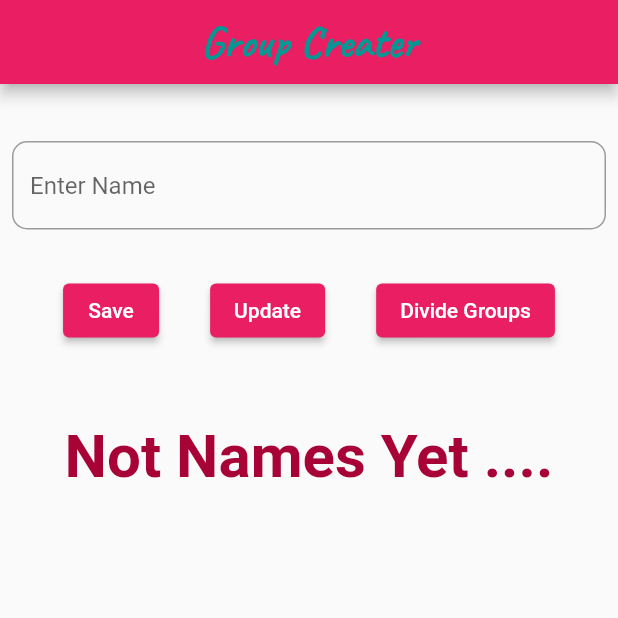
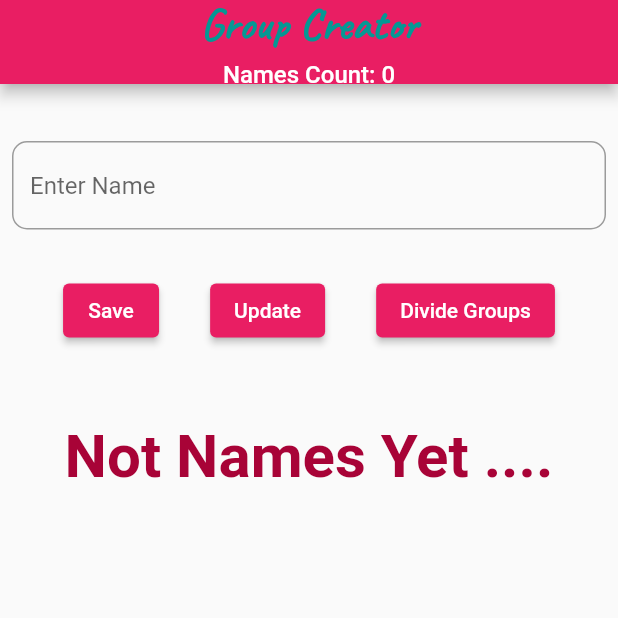
Before and after one commit to thamali-arunika/name_random_genarate, a Flutter app: the screen it shows after launch, on a phone screen of 412 x 824 dp, the top half of it. Run offline on Flutter 3.47's test engine with Material 2 defaults, Android fonts, the phone set to English and light mode, and no system bars.

Commit message:
create names count store text

```diff
--- a/lib/divided_names.dart
+++ b/lib/divided_names.dart
@@ -32,17 +32,14 @@ class DividedNameScreen extends StatelessWidget {
   }
 
   // Function to divide names into groups
-  List<List<SaveName>> _divideNamesIntoGroups(List<SaveName> names, int groupSize) {
-    List<List<SaveName>> dividedGroups = [];
+List<List<SaveName>> _divideNamesIntoGroups(List<SaveName> names, int numberOfGroups) {
+  List<List<SaveName>> dividedGroups = List.generate(numberOfGroups, (index) => <SaveName>[]);
 
-    for (int i = 0; i < names.length; i += groupSize) {
-      int end = (i + groupSize < names.length) ? i + groupSize : names.length;
-      dividedGroups.add(names.sublist(i, end));
-    }
-    while (dividedGroups.length<5) {
-      dividedGroups.add([]);
-    }
+  for (int i = 0; i < names.length; i++) {
+    dividedGroups[i % numberOfGroups].add(names[i]);
+  }
 
-    return dividedGroups;
-  }
+  return dividedGroups;
 }
+
+}
--- a/lib/home_page.dart
+++ b/lib/home_page.dart
@@ -17,17 +17,29 @@ class _MyHomePageState extends State<MyHomePage> {
   @override
   Widget build(BuildContext context) {
     debugDisableShadows = false;
-    return Scaffold(
+   return Scaffold(
       appBar: AppBar(
-          centerTitle: true,
-          title: const Text(
-            'Group Creater',
-            style: TextStyle(
+        centerTitle: true,
+        title: Column(
+          children: [
+            const Text(
+              'Group Creator',
+              style: TextStyle(
                 fontFamily: 'MyFontCaveat',
                 fontSize: 30,
                 fontWeight: FontWeight.bold,
-                color: Color.fromARGB(255, 4, 152, 148)),
-          )),
+                color: Color.fromARGB(255, 4, 152, 148),
+              ),
+            ),
+            const SizedBox(height: 5), // Adjust the spacing as needed
+            Text(
+              'Names Count: ${names.length}',
+              style:const TextStyle(fontSize: 16),
+            ),
+          ],
+        ),
+      ),
+
       body: Padding(
         padding: const EdgeInsets.all(8.0),
         child: Column(
```
